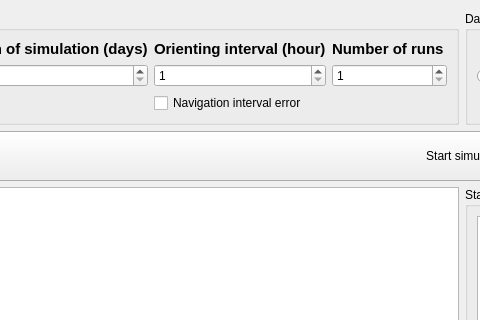
Before: the Qt Designer form sailingform.ui in szazdenes/SailingSimulation, drawn with Qt 5; both pictures show x 192 to 672 and y 0 to 320 of the 1319 by 648 pixel window.
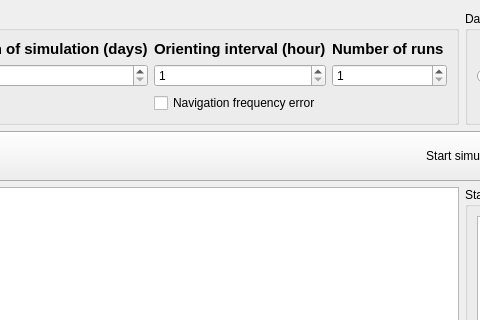
After: the same form once the commit is applied.

Commit message: current okta calculated every 60 min

Diff of the .ui file:
```diff
--- a/sailingform.ui
+++ b/sailingform.ui
@@ -119,7 +119,7 @@
       <item row="2" column="2">
        <widget class="QCheckBox" name="noiseCheckBox">
         <property name="text">
-         <string>Navigation interval error</string>
+         <string>Navigation frequency error</string>
         </property>
        </widget>
       </item>
```
The commit also changes 2 other files.
